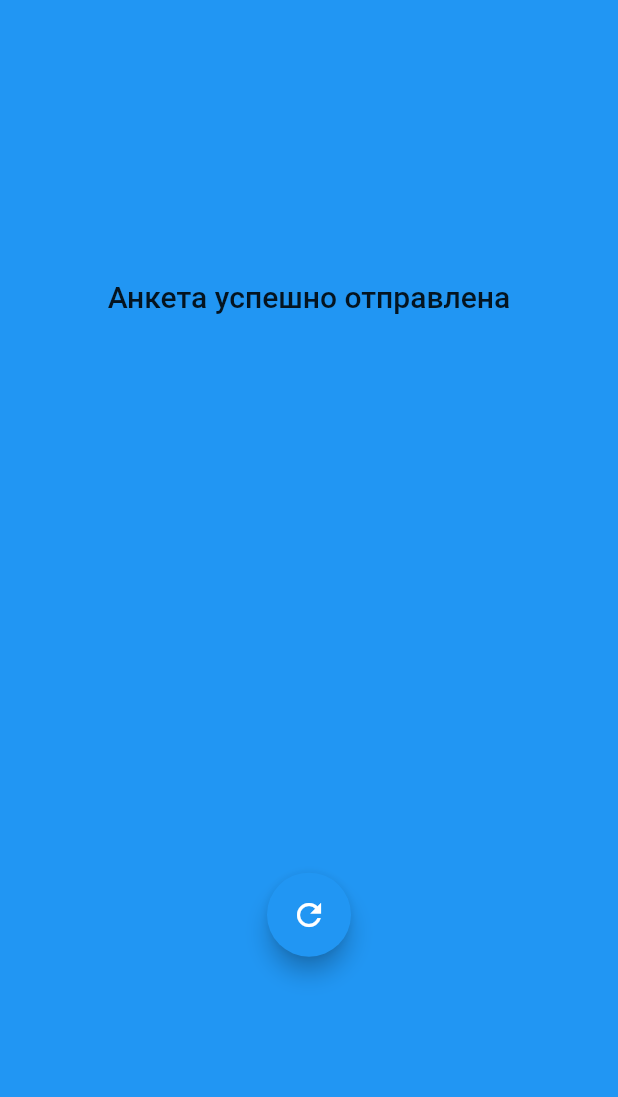
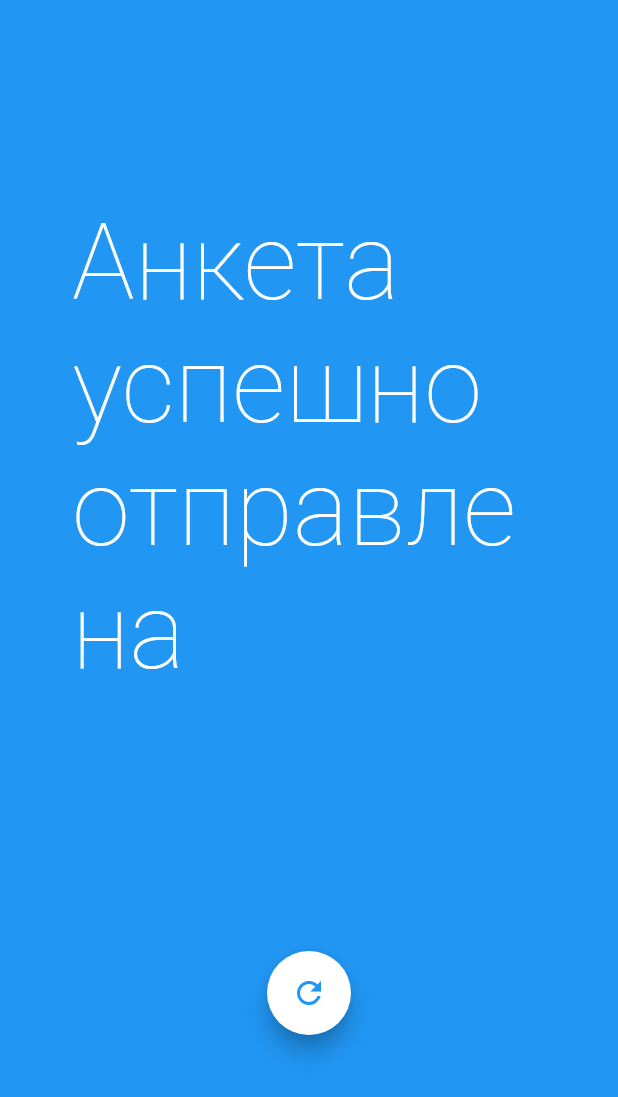
Before and after one commit to CoolONEOfficial/good_policeman_survey, a Flutter app: the TotalScreen screen opened by its route, on a phone screen of 412 x 824 dp. Shown: the top 1097 px of the screen. Run offline on Flutter 3.47's test engine with Material 2 defaults, Android fonts, the phone set to English and light mode, and no system bars; our stand-ins replace device_info, firebase_database, firebase_storage, geolocator, image_picker, random_string; missing offline and left inert: progress_hud; accounts and stored records are empty.

Commit message:
Improved total screen

```diff
--- a/lib/screens/total.dart
+++ b/lib/screens/total.dart
@@ -1,6 +1,5 @@
 import 'package:flutter/material.dart';
 import 'package:flutter/widgets.dart';
-import 'package:good_policeman_survey/widget_templates.dart';
 
 class TotalScreen extends StatelessWidget {
   @override
@@ -11,6 +10,8 @@ class TotalScreen extends StatelessWidget {
         child: Scaffold(
           body: Align(
             alignment: Alignment.center,
+            child: Padding(
+              padding: const EdgeInsets.all(48.0),
               child: Column(
                   mainAxisAlignment: MainAxisAlignment.spaceAround,
                   crossAxisAlignment: CrossAxisAlignment.center,
@@ -18,9 +19,11 @@ class TotalScreen extends StatelessWidget {
                   children: <Widget>[
                     Text(
                       "Анкета успешно отправлена",
-                    style: Theme.of(ctx).textTheme.title,
+                      style: Theme.of(ctx).textTheme.display4.merge(TextStyle(fontSize: 70, color: Colors.white)),
                     ),
                     FloatingActionButton(
+                      backgroundColor: Colors.white,
+                      foregroundColor: Colors.blue,
                       onPressed: () {
                         Navigator.of(ctx).pushNamedAndRemoveUntil(
                           '/survey',
@@ -32,5 +35,6 @@ class TotalScreen extends StatelessWidget {
                   ]),
             ),
           ),
+        ),
       );
 }
```
Lines whose indentation alone changed are shown as unchanged.
